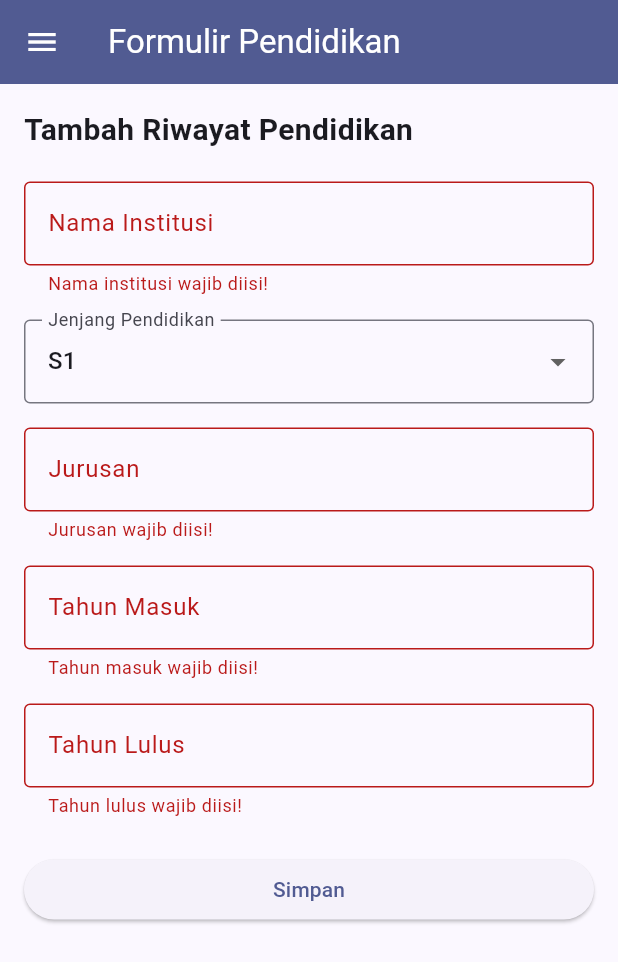
After one commit to kobisamarr/myportofolio_mobile, a Flutter app: the EducationFormPage screen opened directly, after a tap on "Simpan", on a phone screen of 412 x 824 dp. The commit adds this screen. Shown: the top 962 px of the screen. Run offline on Flutter 3.47's test engine with Material 3 defaults, Android fonts, the phone set to English and light mode, and no system bars.

Commit message:
feat: add education

```diff
--- /dev/null
+++ b/myportofolio_mobile/lib/screens/education_form.dart
@@ -0,0 +1,224 @@
+
+import 'package:flutter/material.dart';
+import 'package:myportofolio_mobile/widgets/left_drawer.dart';
+
+class EducationFormPage extends StatefulWidget {
+  const EducationFormPage({super.key});
+
+  @override
+  State<EducationFormPage> createState() => _EducationFormPageState();
+}
+
+class _EducationFormPageState extends State<EducationFormPage> {
+  final _formKey = GlobalKey<FormState>();
+
+  final TextEditingController _institutionController =
+      TextEditingController();
+  final TextEditingController _majorController =
+      TextEditingController();
+  final TextEditingController _startYearController =
+      TextEditingController();
+  final TextEditingController _graduationYearController =
+      TextEditingController();
+
+  String _degree = 'S1';
+
+  final List<String> _degrees = [
+    'SMA/SMK',
+    'D3',
+    'S1',
+    'S2',
+    'S3',
+  ];
+
+  @override
+  void dispose() {
+    _institutionController.dispose();
+    _majorController.dispose();
+    _startYearController.dispose();
+    _graduationYearController.dispose();
+    super.dispose();
+  }
+
+  void _saveEducation() {
+    if (_formKey.currentState!.validate()) {
+      showDialog(
+        context: context,
+        builder: (context) {
+          return AlertDialog(
+            title: const Text('Ringkasan Pendidikan'),
+            content: Column(
+              mainAxisSize: MainAxisSize.min,
+              crossAxisAlignment: CrossAxisAlignment.start,
+              children: [
+                Text('Institusi: ${_institutionController.text.trim()}'),
+                Text('Jenjang: $_degree'),
+                Text('Jurusan: ${_majorController.text.trim()}'),
+                Text('Tahun Masuk: ${_startYearController.text}'),
+                Text('Tahun Lulus: ${_graduationYearController.text}'),
+              ],
+            ),
+            actions: [
+              TextButton(
+                onPressed: () {
+                  Navigator.pop(context);
+                },
+                child: const Text('Tutup'),
+              ),
+            ],
+          );
+        },
+      );
+    }
+  }
+
+  @override
+  Widget build(BuildContext context) {
+    return Scaffold(
+      appBar: AppBar(
+        title: const Text('Formulir Pendidikan'),
+        backgroundColor: Theme.of(context).colorScheme.primary,
+        foregroundColor: Colors.white,
+      ),
+      drawer: const LeftDrawer(),
+      body: SingleChildScrollView(
+        padding: const EdgeInsets.all(16.0),
+        child: Form(
+          key: _formKey,
+          child: Column(
+            crossAxisAlignment: CrossAxisAlignment.start,
+            children: [
+              const Text(
+                'Tambah Riwayat Pendidikan',
+                style: TextStyle(
+                  fontSize: 20,
+                  fontWeight: FontWeight.bold,
+                ),
+              ),
+              const SizedBox(height: 20),
+
+              // Nama institusi
+              TextFormField(
+                controller: _institutionController,
+                decoration: const InputDecoration(
+                  labelText: 'Nama Institusi',
+                  hintText: 'Contoh: Universitas Indonesia',
+                  border: OutlineInputBorder(),
+                ),
+                validator: (value) {
+                  if (value == null || value.trim().isEmpty) {
+                    return 'Nama institusi wajib diisi!';
+                  }
+                  return null;
+                },
+              ),
+              const SizedBox(height: 16),
+
+              // Jenjang pendidikan
+              DropdownButtonFormField<String>(
+                initialValue: _degree,
+                decoration: const InputDecoration(
+                  labelText: 'Jenjang Pendidikan',
+                  border: OutlineInputBorder(),
+                ),
+                items: _degrees.map((String degree) {
+                  return DropdownMenuItem<String>(
+                    value: degree,
+                    child: Text(degree),
+                  );
+                }).toList(),
+                onChanged: (String? newValue) {
+                  setState(() {
+                    _degree = newValue!;
+                  });
+                },
+              ),
+              const SizedBox(height: 16),
+
+              // Jurusan
+              TextFormField(
+                controller: _majorController,
+                decoration: const InputDecoration(
+                  labelText: 'Jurusan',
+                  hintText: 'Contoh: Sistem Informasi',
+                  border: OutlineInputBorder(),
+                ),
+                validator: (value) {
+                  if (value == null || value.trim().isEmpty) {
+                    return 'Jurusan wajib diisi!';
+                  }
+                  return null;
+                },
+              ),
+              const SizedBox(height: 16),
+
+              // Tahun masuk
+              TextFormField(
+                controller: _startYearController,
+                keyboardType: TextInputType.number,
+                decoration: const InputDecoration(
+                  labelText: 'Tahun Masuk',
+                  hintText: 'Contoh: 2025',
+                  border: OutlineInputBorder(),
+                ),
+                validator: (value) {
+                  final year = int.tryParse(value ?? '');
+
+                  if (value == null || value.trim().isEmpty) {
+                    return 'Tahun masuk wajib diisi!';
+                  }
+                  if (year == null || year < 1900 ||
+                      year > DateTime.now().year + 10) {
+                    return 'Masukkan tahun yang valid!';
+                  }
+                  return null;
+                },
+              ),
+              const SizedBox(height: 16),
+
+              // Tahun lulus
+              TextFormField(
+                controller: _graduationYearController,
+                keyboardType: TextInputType.number,
+                decoration: const InputDecoration(
+                  labelText: 'Tahun Lulus',
+                  hintText: 'Contoh: 2029',
+                  border: OutlineInputBorder(),
+                ),
+                validator: (value) {
+                  final graduationYear = int.tryParse(value ?? '');
+                  final startYear =
+                      int.tryParse(_startYearController.text);
+
+                  if (value == null || value.trim().isEmpty) {
+                    return 'Tahun lulus wajib diisi!';
+                  }
+                  if (graduationYear == null ||
+                      graduationYear < 1900 ||
+                      graduationYear > DateTime.now().year + 10) {
+                    return 'Masukkan tahun yang valid!';
+                  }
+                  if (startYear != null &&
+                      graduationYear < startYear) {
+                    return 'Tahun lulus tidak boleh sebelum tahun masuk!';
+                  }
+                  return null;
+                },
+              ),
+              const SizedBox(height: 24),
+
+              // Tombol simpan
+              SizedBox(
+                width: double.infinity,
+                child: ElevatedButton(
+                  onPressed: _saveEducation,
+                  child: const Text('Simpan'),
+                ),
+              ),
+            ],
+          ),
+        ),
+      ),
+    );
+  }
+}
--- a/myportofolio_mobile/lib/screens/menu.dart
+++ b/myportofolio_mobile/lib/screens/menu.dart
@@ -2,6 +2,7 @@
 import 'package:flutter/material.dart';
 import 'package:myportofolio_mobile/widgets/left_drawer.dart';
 import 'package:myportofolio_mobile/widgets/project_card.dart';
+
 
 class MyHomePage extends StatelessWidget {
   const MyHomePage({super.key});
@@ -13,6 +14,7 @@ class MyHomePage extends StatelessWidget {
   final List<ItemHomepage> items = const [
     ItemHomepage("Lihat Proyek", Icons.folder, Colors.blue),
     ItemHomepage("Tambah Proyek", Icons.add_circle, Colors.green),
+    ItemHomepage("Education", Icons.school, Colors.orange),
     ItemHomepage("Logout", Icons.logout, Colors.red),
   ];
 
--- a/myportofolio_mobile/lib/screens/project_form.dart
+++ b/myportofolio_mobile/lib/screens/project_form.dart
@@ -1,6 +1,7 @@
 
 import 'package:flutter/material.dart';
 import 'package:myportofolio_mobile/widgets/left_drawer.dart';
+
 
 class ProjectFormPage extends StatefulWidget {
   const ProjectFormPage({super.key});
--- a/myportofolio_mobile/lib/widgets/left_drawer.dart
+++ b/myportofolio_mobile/lib/widgets/left_drawer.dart
@@ -1,6 +1,7 @@
 import 'package:flutter/material.dart';
 import 'package:myportofolio_mobile/screens/menu.dart';
 import 'package:myportofolio_mobile/screens/project_form.dart';
+import 'package:myportofolio_mobile/screens/education_form.dart';
 
 class LeftDrawer extends StatelessWidget {
   const LeftDrawer({super.key});
@@ -60,6 +61,18 @@ class LeftDrawer extends StatelessWidget {
               );
             },
           ),
+          ListTile(
+            leading: const Icon(Icons.school),
+            title: const Text('Education'),
+            onTap: () {
+              Navigator.push(
+                context,
+                MaterialPageRoute(
+                  builder: (context) => const EducationFormPage(),
+                ),
+              );
+            },
+          ),
         ],
       ),
     );
--- a/myportofolio_mobile/lib/widgets/project_card.dart
+++ b/myportofolio_mobile/lib/widgets/project_card.dart
@@ -2,6 +2,7 @@
 import 'package:flutter/material.dart';
 import 'package:myportofolio_mobile/screens/menu.dart';
 import 'package:myportofolio_mobile/screens/project_form.dart';
+import 'package:myportofolio_mobile/screens/education_form.dart';
 
 class ItemCard extends StatelessWidget {
   final ItemHomepage item;
@@ -30,7 +31,14 @@ class ItemCard extends StatelessWidget {
                 builder: (context) => const ProjectFormPage(),
               ),
             );
-          }
+          } else if (item.name == "Education") {
+              Navigator.push(
+                context,
+                MaterialPageRoute(
+                  builder: (context) => const EducationFormPage(),
+                ),
+              );
+            }
         },
         child: Container(
           padding: const EdgeInsets.all(8),
```
